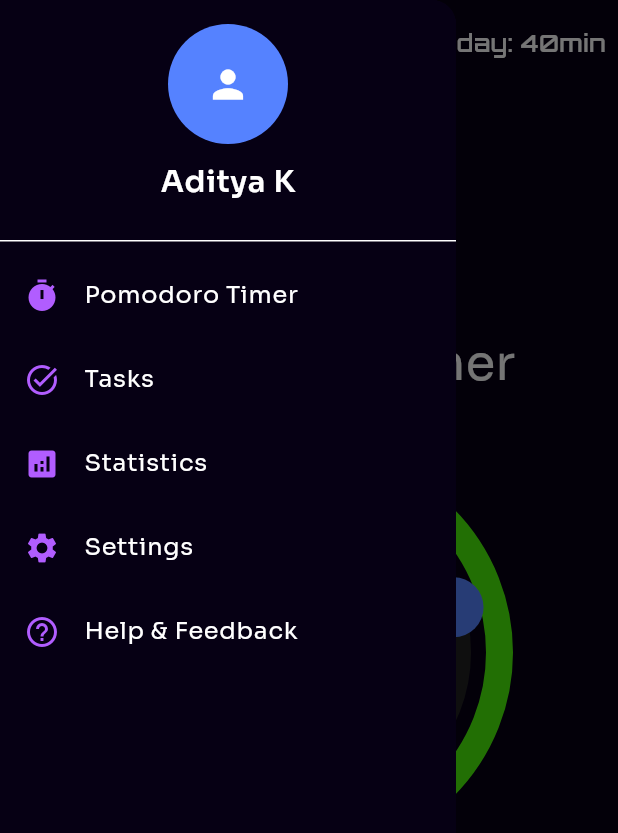
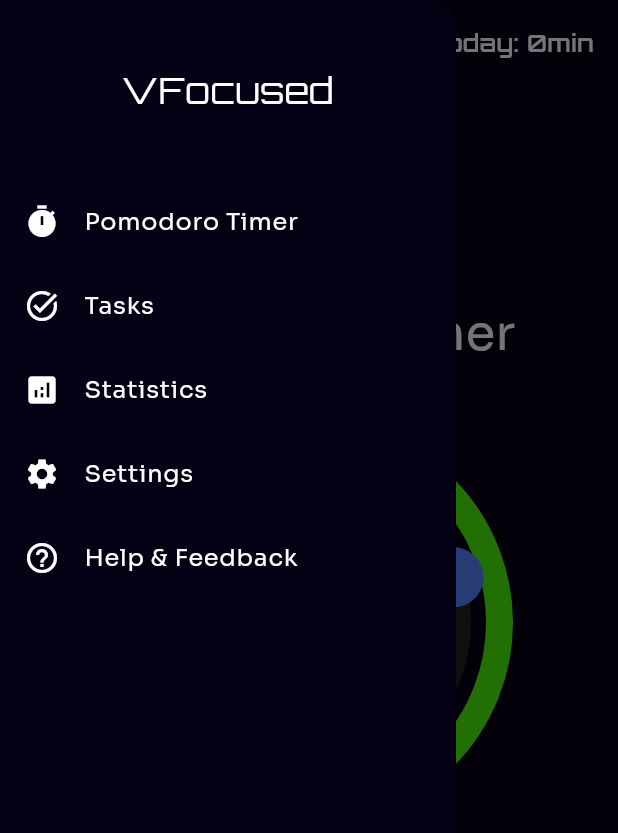
Before and after one commit to imadityacoder/vfocused_app_flutter, a Flutter app: the HomePage screen opened by its route, with the side drawer open, on a phone screen of 412 x 824 dp. Shown: the top 833 px of the screen. Run offline on Flutter 3.47's test engine with Material 3 defaults, Android fonts, the phone set to English and light mode, and no system bars; drawn by our look-alikes of sleek_circular_slider; our stand-ins replace flutter_riverpod.

Commit message:
Display total Today Focused

```diff
--- a/lib/pages/home/home_page.dart
+++ b/lib/pages/home/home_page.dart
@@ -1,6 +1,7 @@
 import 'package:flutter/material.dart';
 import 'package:flutter_riverpod/flutter_riverpod.dart';
 import 'package:vfocused_app/core/constants.dart';
+import 'package:vfocused_app/providers/pomodoro_provider.dart';
 import 'package:vfocused_app/widgets/app_drawer.dart';
 import 'package:vfocused_app/widgets/focus_timer.dart';
 
@@ -9,6 +10,7 @@ class HomePage extends ConsumerWidget {
 
   @override
   Widget build(BuildContext context, WidgetRef ref) {
+    final focusedToday = ref.watch(pomodoroProvider.notifier).focusedToday();
     return Scaffold(
       backgroundColor: AppColors.background,
       drawer: const AppDrawer(),
@@ -17,9 +19,9 @@ class HomePage extends ConsumerWidget {
         elevation: 0,
         actions: [
           Padding(
-            padding: const EdgeInsets.symmetric(horizontal: 8.0),
+            padding: const EdgeInsets.only(right: 16.0),
             child: Text(
-              "Focused Today: 40min",
+              "Focused Today: ${focusedToday}min",
               style: TextStyle(
                 fontSize: 16,
                 fontWeight: FontWeight.bold,
@@ -39,9 +41,6 @@ class HomePage extends ConsumerWidget {
               mainAxisAlignment: MainAxisAlignment.center,
               crossAxisAlignment: CrossAxisAlignment.center,
               children: [
-                // Top Stats
-                const SizedBox(height: 40),
-
                 // Title Text
                 const Text(
                   "Pomodoro Timer",
--- a/lib/providers/pomodoro_provider.dart
+++ b/lib/providers/pomodoro_provider.dart
@@ -84,6 +84,11 @@ class PomodoroNotifier extends StateNotifier<PomodoroState> {
     state = state.copyWith(focusDuration: newDuration, remaining: newDuration);
   }
 
+  int focusedToday() {
+    final total = state.completedCycles * state.focusDuration.inMinutes;
+    return total;
+  }
+
   Duration _currentSessionDuration() {
     switch (state.session) {
       case PomodoroSession.focus:
--- a/lib/widgets/app_drawer.dart
+++ b/lib/widgets/app_drawer.dart
@@ -15,26 +15,18 @@ class AppDrawer extends StatelessWidget {
       child: ListView(
         padding: EdgeInsets.zero,
         children: [
-          DrawerHeader(
-            decoration: BoxDecoration(color: AppColors.background),
-            child: Column(
-              crossAxisAlignment: CrossAxisAlignment.center,
-              children: [
-                const CircleAvatar(
-                  radius: 40,
-                  backgroundColor: AppColors.neonBlue,
-                  child: Icon(Icons.person, size: 30, color: Colors.white),
+          const SizedBox(
+            height: 120,
+            child: Center(
+              child: Text(
+                'VFocused',
+                textAlign: TextAlign.center,
+                style: TextStyle(
+                  color: Colors.white,
+                  fontSize: 24,
+                  fontFamily: 'Orbitron',
                 ),
-                const SizedBox(height: 10),
-                Text(
-                  'Aditya K',
-                  style: TextStyle(
-                    color: AppColors.textPrimary,
-                    fontSize: 20,
-                    fontWeight: FontWeight.bold,
-                  ),
-                ),
-              ],
+              ),
             ),
           ),
           _buildDrawerItem(
@@ -94,7 +86,7 @@ class AppDrawer extends StatelessWidget {
     VoidCallback? onTap,
   }) {
     return ListTile(
-      leading: Icon(icon, color: AppColors.neonPurple),
+      leading: Icon(icon, color: Colors.white),
       title: Text(title, style: TextStyle(color: AppColors.textPrimary)),
       onTap:
           onTap ??
--- a/lib/widgets/focus_timer.dart
+++ b/lib/widgets/focus_timer.dart
@@ -92,10 +92,10 @@ class FocusTimer extends ConsumerWidget {
                   ),
                 ),
               ),
-            SizedBox(
-              height: 120,
-              child: Positioned(
-                top: 60,
+            Positioned(
+              top: 70,
+              child: SizedBox(
+                height: 140,
                 child: Column(
                   mainAxisAlignment: MainAxisAlignment.spaceBetween,
                   children: [
```
Also changed, not shown: assets/images/bg.jpg (added).
